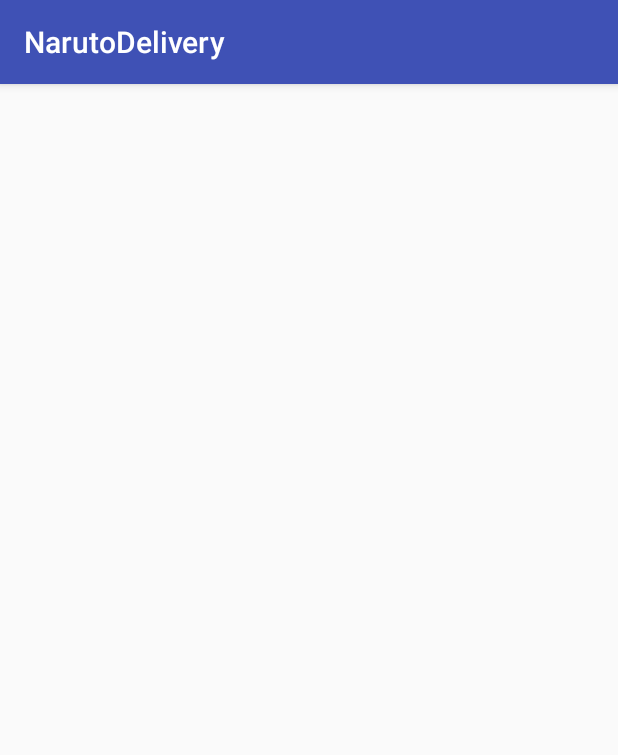
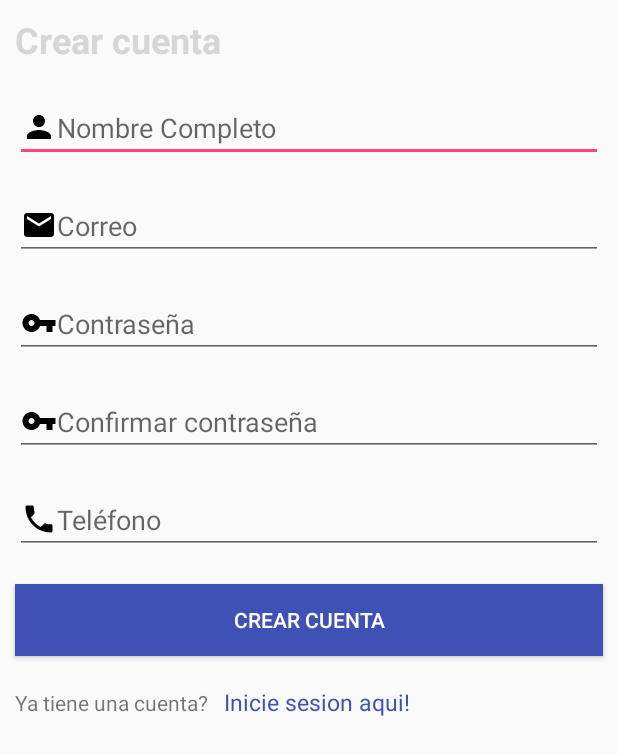
Before and after one commit to marcosilv7486/deliverynaruto, an Android app: the RegistrarUsuarioActivity screen opened directly, with no data from a screen before it, on a phone screen of 412 x 824 dp. Shown: the top 755 px of the screen. Run offline under Robolectric (Android 15) with nearby library versions, the light colour scheme and no system bars.

Commit message:
Layout para el registro de usuarios

```diff
--- a/android/app/src/main/AndroidManifest.xml
+++ b/android/app/src/main/AndroidManifest.xml
@@ -15,11 +15,10 @@
         android:roundIcon="@mipmap/ic_launcher"
         android:supportsRtl="true"
         android:name=".config.MyApplication"
-        android:theme="@style/AppTheme">
+        android:theme="@style/AppThemePrincipal">
         <activity
             android:name=".LoginActivity"
-            android:screenOrientation="portrait"
-            android:theme="@style/AppThemePrincipal">
+            android:screenOrientation="portrait">
             <intent-filter>
                 <action android:name="android.intent.action.MAIN" />
 
@@ -27,10 +26,10 @@
             </intent-filter>
         </activity>
         <activity
-            android:name=".MainActivity"
+            android:name=".MainActivity" android:theme="@style/AppThemePrincipal"
             android:label="@string/title_activity_principal" />
         <activity android:name=".PrincipalActivity" />
-        <activity android:name=".RegistrarUsuarioActivity"/>
+        <activity android:name=".RegistrarUsuarioActivity" android:screenOrientation="portrait"/>
     </application>
 
 </manifest>
--- /dev/null
+++ b/android/app/src/main/res/drawable/ic_account_circle_black_24dp.xml
@@ -0,0 +1,9 @@
+<vector xmlns:android="http://schemas.android.com/apk/res/android"
+        android:width="24dp"
+        android:height="24dp"
+        android:viewportWidth="24.0"
+        android:viewportHeight="24.0">
+    <path
+        android:fillColor="#FF000000"
+        android:pathData="M12,2C6.48,2 2,6.48 2,12s4.48,10 10,10 10,-4.48 10,-10S17.52,2 12,2zM12,5c1.66,0 3,1.34 3,3s-1.34,3 -3,3 -3,-1.34 -3,-3 1.34,-3 3,-3zM12,19.2c-2.5,0 -4.71,-1.28 -6,-3.22 0.03,-1.99 4,-3.08 6,-3.08 1.99,0 5.97,1.09 6,3.08 -1.29,1.94 -3.5,3.22 -6,3.22z"/>
+</vector>
--- /dev/null
+++ b/android/app/src/main/res/drawable/ic_cake_black_24dp.xml
@@ -0,0 +1,9 @@
+<vector xmlns:android="http://schemas.android.com/apk/res/android"
+        android:width="24dp"
+        android:height="24dp"
+        android:viewportWidth="24.0"
+        android:viewportHeight="24.0">
+    <path
+        android:fillColor="#FF000000"
+        android:pathData="M12,6c1.11,0 2,-0.9 2,-2 0,-0.38 -0.1,-0.73 -0.29,-1.03L12,0l-1.71,2.97c-0.19,0.3 -0.29,0.65 -0.29,1.03 0,1.1 0.9,2 2,2zM16.6,15.99l-1.07,-1.07 -1.08,1.07c-1.3,1.3 -3.58,1.31 -4.89,0l-1.07,-1.07 -1.09,1.07C6.75,16.64 5.88,17 4.96,17c-0.73,0 -1.4,-0.23 -1.96,-0.61L3,21c0,0.55 0.45,1 1,1h16c0.55,0 1,-0.45 1,-1v-4.61c-0.56,0.38 -1.23,0.61 -1.96,0.61 -0.92,0 -1.79,-0.36 -2.44,-1.01zM18,9h-5L13,7h-2v2L6,9c-1.66,0 -3,1.34 -3,3v1.54c0,1.08 0.88,1.96 1.96,1.96 0.52,0 1.02,-0.2 1.38,-0.57l2.14,-2.13 2.13,2.13c0.74,0.74 2.03,0.74 2.77,0l2.14,-2.13 2.13,2.13c0.37,0.37 0.86,0.57 1.38,0.57 1.08,0 1.96,-0.88 1.96,-1.96L20.99,12C21,10.34 19.66,9 18,9z"/>
+</vector>
--- /dev/null
+++ b/android/app/src/main/res/drawable/ic_email_black_24dp.xml
@@ -0,0 +1,9 @@
+<vector xmlns:android="http://schemas.android.com/apk/res/android"
+        android:width="24dp"
+        android:height="24dp"
+        android:viewportWidth="24.0"
+        android:viewportHeight="24.0">
+    <path
+        android:fillColor="#FF000000"
+        android:pathData="M20,4L4,4c-1.1,0 -1.99,0.9 -1.99,2L2,18c0,1.1 0.9,2 2,2h16c1.1,0 2,-0.9 2,-2L22,6c0,-1.1 -0.9,-2 -2,-2zM20,8l-8,5 -8,-5L4,6l8,5 8,-5v2z"/>
+</vector>
--- /dev/null
+++ b/android/app/src/main/res/drawable/ic_local_phone_black_24dp.xml
@@ -0,0 +1,9 @@
+<vector xmlns:android="http://schemas.android.com/apk/res/android"
+        android:width="24dp"
+        android:height="24dp"
+        android:viewportWidth="24.0"
+        android:viewportHeight="24.0">
+    <path
+        android:fillColor="#FF000000"
+        android:pathData="M6.62,10.79c1.44,2.83 3.76,5.14 6.59,6.59l2.2,-2.2c0.27,-0.27 0.67,-0.36 1.02,-0.24 1.12,0.37 2.33,0.57 3.57,0.57 0.55,0 1,0.45 1,1V20c0,0.55 -0.45,1 -1,1 -9.39,0 -17,-7.61 -17,-17 0,-0.55 0.45,-1 1,-1h3.5c0.55,0 1,0.45 1,1 0,1.25 0.2,2.45 0.57,3.57 0.11,0.35 0.03,0.74 -0.25,1.02l-2.2,2.2z"/>
+</vector>
--- /dev/null
+++ b/android/app/src/main/res/drawable/ic_vpn_key_black_24dp.xml
@@ -0,0 +1,9 @@
+<vector xmlns:android="http://schemas.android.com/apk/res/android"
+        android:width="24dp"
+        android:height="24dp"
+        android:viewportWidth="24.0"
+        android:viewportHeight="24.0">
+    <path
+        android:fillColor="#FF000000"
+        android:pathData="M12.65,10C11.83,7.67 9.61,6 7,6c-3.31,0 -6,2.69 -6,6s2.69,6 6,6c2.61,0 4.83,-1.67 5.65,-4H17v4h4v-4h2v-4H12.65zM7,14c-1.1,0 -2,-0.9 -2,-2s0.9,-2 2,-2 2,0.9 2,2 -0.9,2 -2,2z"/>
+</vector>
--- a/android/app/src/main/res/layout/activity_registrar_usuario.xml
+++ b/android/app/src/main/res/layout/activity_registrar_usuario.xml
@@ -6,4 +6,146 @@
     android:layout_height="match_parent"
     tools:context=".RegistrarUsuarioActivity">
 
+    <LinearLayout
+        android:id="@+id/llLoginStatus"
+        android:layout_width="match_parent"
+        android:layout_height="match_parent"
+        android:layout_gravity="center"
+        android:gravity="center"
+        android:orientation="vertical"
+        android:visibility="gone">
+        <ProgressBar
+            style="?android:attr/progressBarStyleLarge"
+            android:layout_width="wrap_content"
+            android:layout_height="wrap_content"
+            android:layout_marginBottom="8dp" />
+        <TextView
+            android:id="@+id/txtStatusMessage"
+            android:layout_width="wrap_content"
+            android:layout_height="wrap_content"
+            android:layout_marginBottom="16dp"
+            android:fontFamily="sans-serif-light"
+            android:text="Espere un momento"
+            android:textAppearance="?android:attr/textAppearanceMedium" />
+    </LinearLayout>
+
+    <ScrollView
+        android:layout_width="match_parent"
+        android:layout_height="match_parent">
+        <LinearLayout
+            android:layout_width="match_parent"
+            android:layout_height="match_parent" android:orientation="vertical">
+
+            <LinearLayout
+                android:layout_width="match_parent" android:orientation="vertical"
+                android:layout_height="wrap_content" android:layout_margin="10dp">
+
+                <TextView
+                    android:layout_width="match_parent"
+                    android:layout_height="wrap_content"
+                    android:text="Crear cuenta"
+                    android:textAlignment="viewStart"
+                    android:textColor="@color/colorBottomNavigationPrimary"
+                    android:textSize="24sp"
+                    android:textStyle="bold" />
+            </LinearLayout>
+
+            <EditText
+                android:id="@+id/txtNombreCrearUsuario"
+                android:layout_width="match_parent"
+                android:layout_height="wrap_content"
+                android:layout_margin="10dp"
+                android:layout_weight="1"
+                android:drawableLeft="@drawable/ic_person_black_24dp"
+                android:ems="10"
+                android:hint="Nombre Completo"
+                android:inputType="textPersonName" />
+
+
+            <EditText
+                android:id="@+id/txtEmailCrearUsuario"
+                android:layout_width="match_parent"
+                android:layout_height="wrap_content"
+                android:layout_margin="10dp"
+                android:layout_weight="1"
+                android:drawableLeft="@drawable/ic_email_black_24dp"
+                android:ems="10"
+                android:hint="Correo"
+                android:inputType="textPersonName" />
+
+
+            <EditText
+                android:id="@+id/txtPasswordlCrearUsuario"
+                android:layout_width="match_parent"
+                android:layout_height="wrap_content"
+                android:layout_margin="10dp"
+                android:layout_weight="1"
+                android:drawableLeft="@drawable/ic_vpn_key_black_24dp"
+                android:ems="10"
+                android:hint="Contraseña"
+                android:inputType="textPersonName" />
+
+
+            <EditText
+                android:id="@+id/txtConfirmarPasswordCrearUsuario"
+                android:layout_width="match_parent"
+                android:layout_height="wrap_content"
+                android:layout_margin="10dp"
+                android:layout_weight="1"
+                android:drawableLeft="@drawable/ic_vpn_key_black_24dp"
+                android:ems="10"
+                android:hint="Confirmar contraseña"
+                android:inputType="textPersonName" />
+
+
+            <EditText
+                android:id="@+id/txtTelefonoCrearUsuario"
+                android:layout_width="match_parent"
+                android:layout_height="wrap_content"
+                android:layout_margin="10dp"
+                android:layout_weight="1"
+                android:drawableLeft="@drawable/ic_local_phone_black_24dp"
+                android:ems="10"
+                android:hint="Teléfono"
+                android:inputType="date" />
+
+
+
+            <Button
+                android:id="@+id/btnCrearUsuario"
+                android:layout_width="fill_parent"
+                android:layout_height="wrap_content"
+                android:layout_margin="10dp"
+                android:layout_marginTop="20dip"
+                android:background="@color/colorPrimary"
+                android:text="Crear Cuenta"
+                android:textColor="@android:color/white" />
+
+            <LinearLayout
+                android:layout_width="match_parent"
+                android:layout_height="wrap_content"
+                android:orientation="horizontal"
+                android:padding="10dp">
+
+                <TextView
+                    android:layout_width="wrap_content"
+                    android:layout_height="wrap_content"
+                    android:text="Ya tiene una cuenta?   " />
+
+                <TextView
+                    android:id="@+id/btnLoginCrearUsuario"
+                    android:layout_width="match_parent"
+                    android:layout_height="wrap_content"
+                    android:background="@null"
+                    android:text="Inicie sesion aqui!"
+                    android:textAllCaps="false"
+                    android:textColor="@color/colorPrimary"
+                    android:textSize="15sp" />
+
+            </LinearLayout>
+
+        </LinearLayout>
+    </ScrollView>
+
+
 </android.support.constraint.ConstraintLayout>
```
